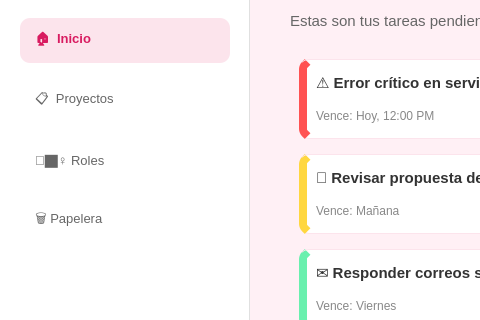
The window that vistas/pantallaprincipal.ui (FrJavier/Aplicacioncliente) describes before a commit, drawn with Qt 5; both pictures show x 0 to 480 and y 85 to 405 of the 1027 by 685 pixel window.
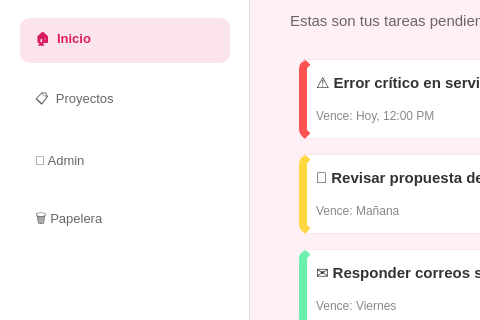
The same window after the commit.

Diff of the .ui file:
```diff
--- a/vistas/pantallaprincipal.ui
+++ b/vistas/pantallaprincipal.ui
@@ -212,7 +212,7 @@
 }</string>
          </property>
          <property name="text">
-          <string>👱🏿‍♀️ Roles</string>
+          <string>🔧 Admin</string>
          </property>
         </widget>
        </item>
```
